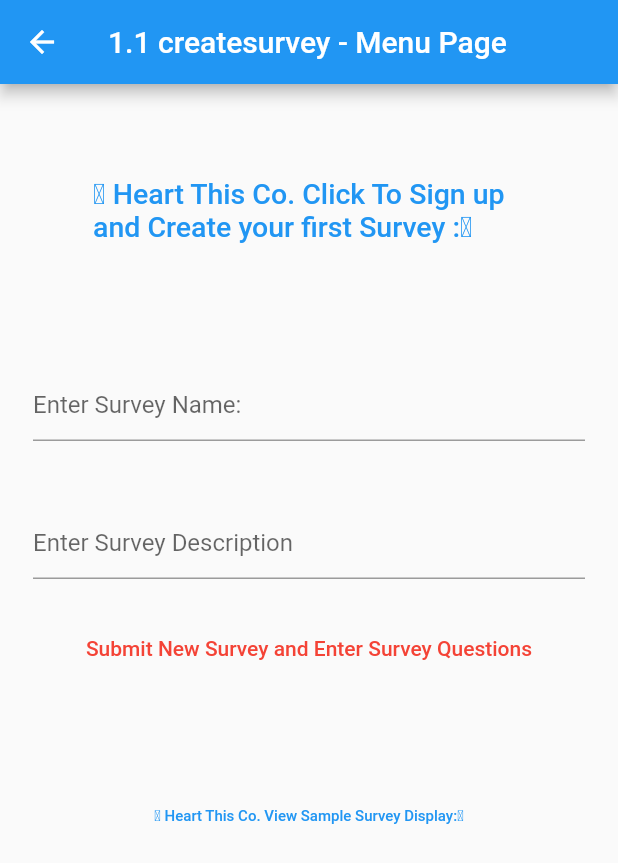
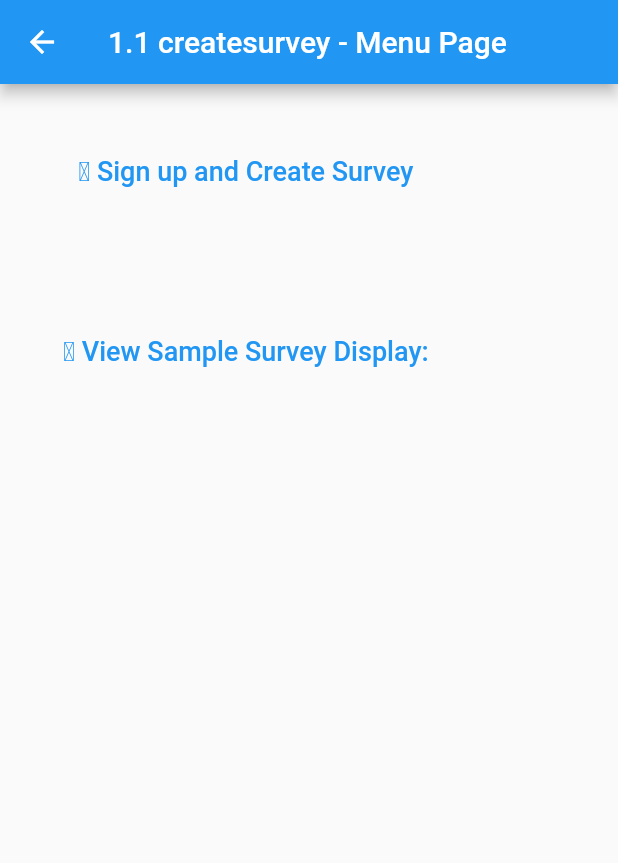
Before and after one commit to blink486/moody, a Flutter app: the CreateSurvey screen opened directly, on a phone screen of 412 x 824 dp. Shown: the top 863 px of the screen. Run offline on Flutter 3.47's test engine with Material 2 defaults, Android fonts, the phone set to English and light mode, and no system bars; our stand-ins replace cloud_firestore, emoji_picker_flutter, firebase_auth, firebase_core; accounts and stored records are empty.

```diff
--- a/lib/screens/createsurvey.dart
+++ b/lib/screens/createsurvey.dart
@@ -1,7 +1,4 @@
-import 'package:cloud_firestore/cloud_firestore.dart';
-import 'package:firebase_auth/firebase_auth.dart';
 import 'package:flutter/material.dart';
-import 'package:moodclicks/screens/addquestions.dart';
 import 'package:moodclicks/screens/scrollcards.dart';
 import 'package:moodclicks/services/createinitsurvey.dart';
 import 'package:moodclicks/services/signup.dart';
@@ -16,11 +13,12 @@ class CreateSurvey extends StatefulWidget {
 class _CreateSurveyState extends State<CreateSurvey> {
   late Survey surveyLocal;
   late List<Survey> srv;
-  final loggedInUser = FirebaseAuth.instance.currentUser!.uid.toString();
+  // final loggedInUser = FirebaseAuth.instance.currentUser!.uid.toString();
 
   TextEditingController srvName = new TextEditingController();
   TextEditingController srvDescription = new TextEditingController();
   // TextEditingController id = new TextEditingController();
+
   // TextEditingController userId = new TextEditingController();
   @override
   Widget build(BuildContext context) {
@@ -33,104 +31,105 @@ class _CreateSurveyState extends State<CreateSurvey> {
       ),
       body: SingleChildScrollView(
         child: Column(
-          mainAxisAlignment: MainAxisAlignment.spaceEvenly,
+          mainAxisAlignment: MainAxisAlignment.spaceBetween,
           children: [
             Padding(
-              padding: const EdgeInsets.all(54.0),
+              padding: const EdgeInsets.all(34.0),
               child: TextButton(
                 onPressed: () {
                   Navigator.push(
-                      context,
-                      MaterialPageRoute(
-                          // builder: (BuildContext context) => PageViewDemo())); //Go Sample Cards
-                          builder: (BuildContext context) => SignUp()));
+                    context,
+                    MaterialPageRoute(
+                      // builder: (BuildContext context) => PageViewDemo())); //Go Sample Cards
+                      builder: (BuildContext context) => SignUp(),
+                    ),
+                  );
                   // print('${smile.name}');
                 },
                 child: Text(
-                  emojiHeart +
-                      " Heart This Co. Click To Sign up and Create your first Survey :" +
-                      emojiHeart,
-                  style: TextStyle(fontSize: 19),
+                  emojiHeart + " Sign up and Create Survey",
+                  style: TextStyle(fontSize: 18),
                 ),
                 // ),
               ),
             ),
-            Padding(
-              padding: const EdgeInsets.all(22.0),
-              child: TextFormField(
-                controller: srvName,
-                decoration: InputDecoration(hintText: "Enter Survey Name:"),
-              ),
+            // INPUT FIELDS FOR NEW SURVEY
+            // Padding(
+            //   padding: const EdgeInsets.all(22.0),
+            //   child: TextFormField(
+            //     controller: srvName,
+            //     decoration: InputDecoration(hintText: "Enter Survey Name:"),
+            //   ),
+            // ),
+            // Padding(
+            //   padding: const EdgeInsets.all(22.0),
+            //   child: TextFormField(
+            //     controller: srvDescription,
+            //     decoration:
+            //         InputDecoration(hintText: "Enter Survey Description"),
+            //   ),
+            // ),
+            // SUBMIT BUTTON TO UPDATE AND CREATE
+//             TextButton(
+//               style: TextButton.styleFrom(primary: Colors.red),
+//               onPressed: () async {
+//                 // Generate a reference to a new location and add some data using push()
+//                 var newPostRef = Navigator.push;
+//                 String questionsAdded = "N";
+// // Get the unique ID generated by push() by accessing its key
+// // var postID = newPostRef.toString();
+//                 final mySrv = Survey(
+//                     name: srvName.text, description: srvDescription.text);
+//                 // createSurvey();
+//                 Map<String, dynamic> data = {
+//                   "f00user": loggedInUser,
+//                   // "f01name": srvName.text,
+//                   // "f02description": srvDescription.text
+//                   // "f03srvId": newPostRef.toString()
+//                   "f01name": mySrv.name,
+//                   "f02description": mySrv.description,
+//                   "f03questionsexist": questionsAdded
+//                 };
+//                 FirebaseFirestore.instance.collection("survey").add(data);
+//                 print(srvDescription.toString());
+//                 print('\u{2764}');
+//                 print(String.fromCharCode(0xdd25));
+//                 print(String.fromCharCode(0xdd25));
+//                 print(
+//                   mySrv.description,
+//                 );
+//                 Navigator.push(
+//                   context,
+//                   MaterialPageRoute(
+//                     builder: (BuildContext context) => AddQuestions(
+//                         srvCreator: loggedInUser.toString()
+//                         // final loggedInUser = FirebaseAuth.instance.currentUser!.uid.toString();
+//                         // searchstr: searchstring.text,
+//                         ),
+//                   ),
+//                 );
+//               },
+//               child: Text("Submit New Survey and Enter Survey Questions"),
+//             ),
+            SizedBox(
+              height: 4,
             ),
             Padding(
-              padding: const EdgeInsets.all(22.0),
-              child: TextFormField(
-                controller: srvDescription,
-                decoration:
-                    InputDecoration(hintText: "Enter Survey Description"),
-              ),
-            ),
-            TextButton(
-              style: TextButton.styleFrom(primary: Colors.red),
-              onPressed: () async {
-                // Generate a reference to a new location and add some data using push()
-                var newPostRef = Navigator.push;
-                String questionsAdded = "N";
-// Get the unique ID generated by push() by accessing its key
-// var postID = newPostRef.toString();
-                final mySrv = Survey(
-                    name: srvName.text, description: srvDescription.text);
-                // createSurvey();
-                Map<String, dynamic> data = {
-                  "f00user": loggedInUser,
-                  // "f01name": srvName.text,
-                  // "f02description": srvDescription.text
-                  // "f03srvId": newPostRef.toString()
-                  "f01name": mySrv.name,
-                  "f02description": mySrv.description,
-                  "f03questionsexist": questionsAdded
-                };
-                FirebaseFirestore.instance.collection("survey").add(data);
-                print(srvDescription.toString());
-                print('\u{2764}');
-                print(String.fromCharCode(0xdd25));
-                print(String.fromCharCode(0xdd25));
-                print(
-                  mySrv.description,
-                );
-                Navigator.push(
-                  context,
-                  MaterialPageRoute(
-                    builder: (BuildContext context) => AddQuestions(
-                        srvCreator: loggedInUser.toString()
-                        // final loggedInUser = FirebaseAuth.instance.currentUser!.uid.toString();
-                        // searchstr: searchstring.text,
-                        ),
-                  ),
-                );
-              },
-              child: Text("Submit New Survey and Enter Survey Questions"),
-            ),
-            SizedBox(
-              height: 10,
-            ),
-            Padding(
-              padding: const EdgeInsets.all(54.0),
+              padding: const EdgeInsets.all(34.0),
               child: TextButton(
                 onPressed: () {
                   Navigator.push(
-                      context,
-                      MaterialPageRoute(
-                          builder: (BuildContext context) =>
-                              PageViewDemo())); //Go Sample Cards
+                    context,
+                    MaterialPageRoute(
+                      builder: (BuildContext context) => PageViewDemo(),
+                    ),
+                  ); //Go Sample Cards
                   // builder: (BuildContext context) => SignUp()));
                   // print('${smile.name}');
                 },
                 child: Text(
-                  emojiHeart +
-                      " Heart This Co. View Sample Survey Display:" +
-                      emojiHeart,
-                  style: TextStyle(fontSize: 10),
+                  emojiHeart + " View Sample Survey Display:",
+                  style: TextStyle(fontSize: 18),
                 ),
                 // ),
               ),
```
Also changed, not shown: lib/screens/addquestions.dart (+63 -31 lines).
